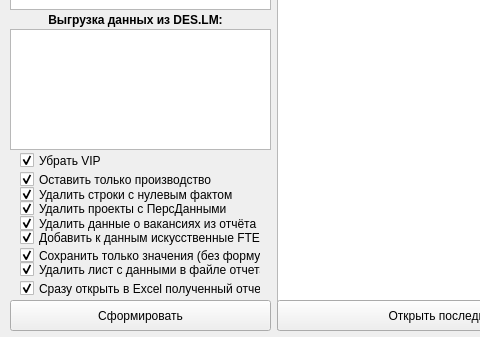
First picture: the form in Qt5Project/Windows.ui, repository DIVIGL1/DES.LM.Reports, before the edit; both pictures show x 0 to 480 and y 241 to 578 of the 795 by 578 pixel window.
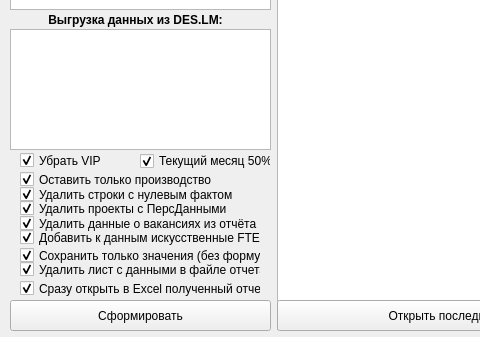
Second picture: the form after the edit.

Commit message:
Added new two check boxes:  - to exclude rows without fact data;  - to make month hour-norm divided by two.
Added constants for this elements.

Added screen of main window.

Functionality will be added later.

What changed in the file:
```diff
--- a/Qt5Project/Windows.ui
+++ b/Qt5Project/Windows.ui
@@ -448,7 +448,7 @@
      <rect>
       <x>20</x>
       <y>391</y>
-      <width>221</width>
+      <width>81</width>
       <height>21</height>
      </rect>
     </property>
@@ -496,6 +496,34 @@
      <bool>false</bool>
     </property>
    </widget>
+   <widget class="QCheckBox" name="checkBoxCurrMonthAHalf">
+    <property name="enabled">
+     <bool>true</bool>
+    </property>
+    <property name="geometry">
+     <rect>
+      <x>140</x>
+      <y>392</y>
+      <width>131</width>
+      <height>20</height>
+     </rect>
+    </property>
+    <property name="sizePolicy">
+     <sizepolicy hsizetype="Minimum" vsizetype="Fixed">
+      <horstretch>0</horstretch>
+      <verstretch>0</verstretch>
+     </sizepolicy>
+    </property>
+    <property name="text">
+     <string>Текущий месяц 50%</string>
+    </property>
+    <property name="checked">
+     <bool>true</bool>
+    </property>
+    <property name="autoRepeat">
+     <bool>false</bool>
+    </property>
+   </widget>
   </widget>
  </widget>
  <tabstops>
```
The commit also changes 3 other files.
